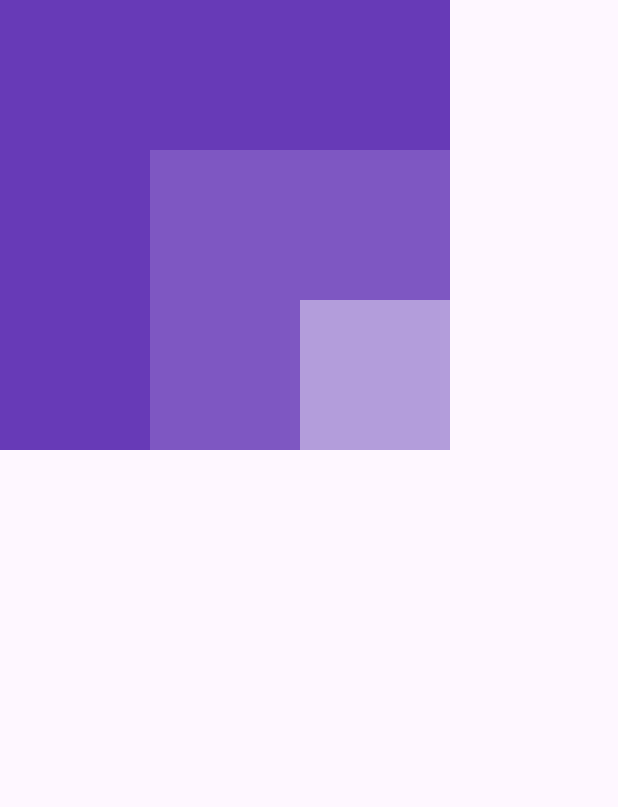
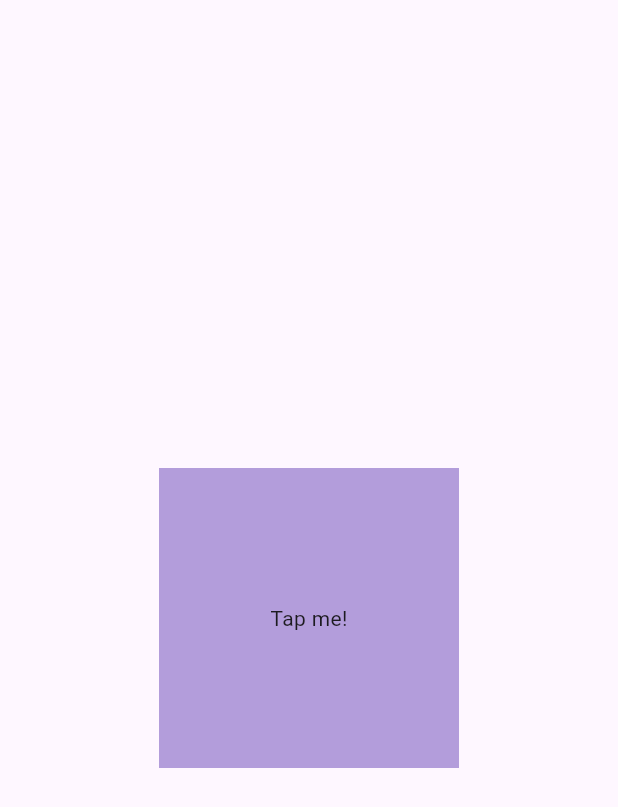
Before and after one commit to kbaduwal/Flutter, a Flutter app: the screen it shows after launch, on a phone screen of 412 x 824 dp. Shown: the top 807 px of the screen. Run offline on Flutter 3.47's test engine with Material 3 defaults, Android fonts, the phone set to English and light mode, and no system bars.

```diff
--- a/lib/main.dart
+++ b/lib/main.dart
@@ -9,6 +9,11 @@ void main() {
 class MyApp extends StatelessWidget {
    MyApp({super.key});
 
+   //Function & method
+   void uerTapped(){
+     print("User Tapped.");
+   }
+
 
 
   @override
@@ -17,31 +22,17 @@ class MyApp extends StatelessWidget {
       debugShowCheckedModeBanner: false,
       home: Scaffold(
         //Align the container on above another
-        body: Stack(
-          alignment: Alignment.bottomRight,
-          children: [
-            //big box
-            Container(
-              height: 300,
-              width: 300,
-              color: Colors.deepPurple,
-            ),
-
-            //medium box
-            Container(
+        body: Center(
+          child: GestureDetector(
+            onTap: uerTapped,
+            child: Container(
               height: 200,
               width: 200,
-              color: Colors.deepPurple[400],
+              color: Colors.deepPurple[200],
+              child: Center(child: Text("Tap me!"),
+              ),
             ),
-
-            //small box
-            Container(
-              height: 100,
-              width: 100,
-              color: Colors.deepPurple[200],
-            )
-
-          ],
+          ),
         )
       ),
     );
```
